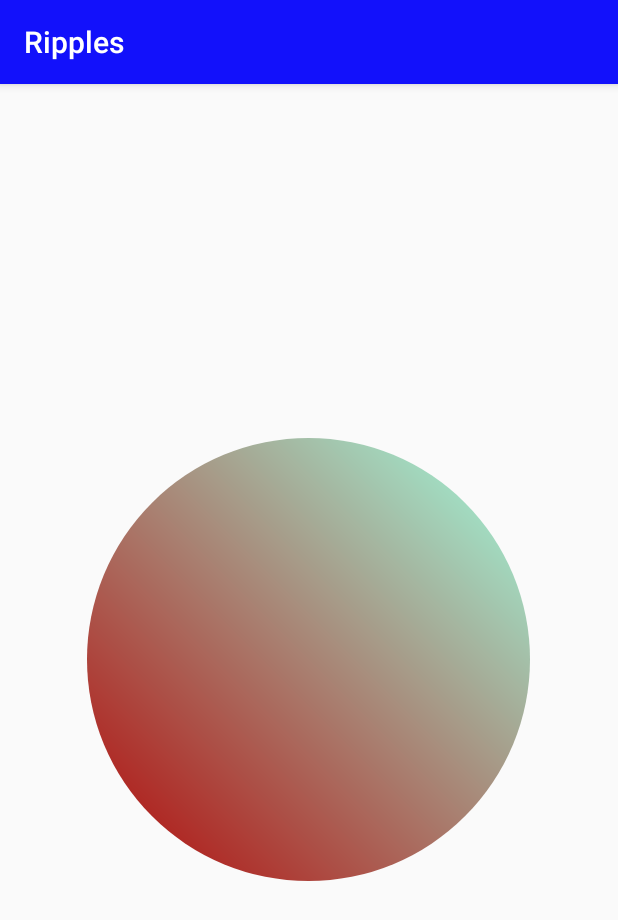
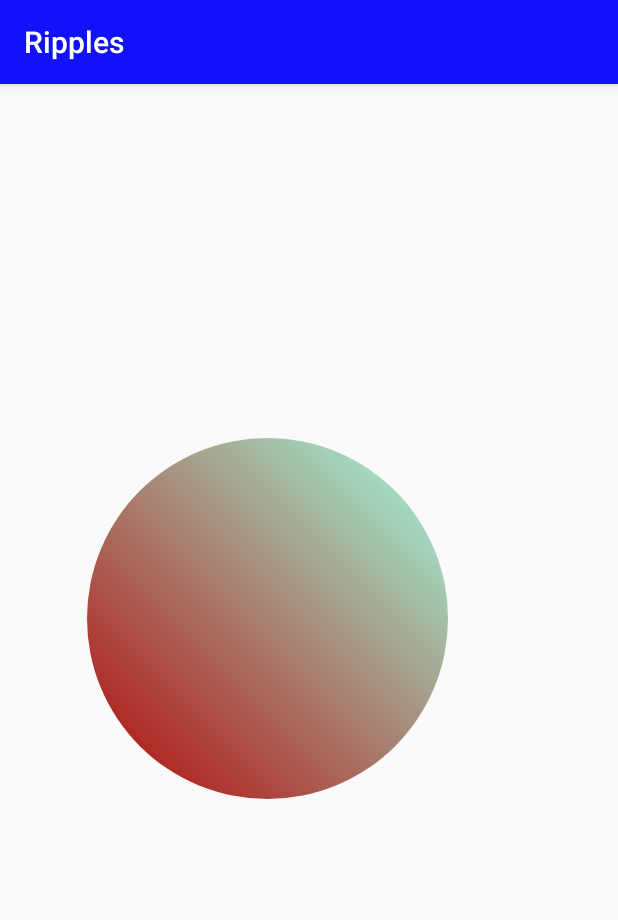
Before and after one commit to PashaJavaProgrammist/CustomViews, an Android app: the screen it shows after launch (MainActivity), on a phone screen of 412 x 824 dp. Shown: the top 920 px of the screen. Run offline under Robolectric (Android 15) with nearby library versions, the phone set to English and light mode, and no system bars.

Commit message:
animator added drawable added

```diff
--- a/app/src/main/java/com/haretskiy/pavel/riples/Ripples.kt
+++ b/app/src/main/java/com/haretskiy/pavel/riples/Ripples.kt
@@ -1,13 +1,14 @@
 package com.haretskiy.pavel.riples
 
+import android.animation.ValueAnimator
 import android.content.Context
 import android.graphics.Canvas
 import android.graphics.Paint
-import android.os.Handler
-import android.os.Looper
 import android.support.v4.content.ContextCompat.getDrawable
 import android.util.AttributeSet
 import android.view.View
+import android.view.animation.DecelerateInterpolator
+
 
 class Ripples
 @JvmOverloads constructor(context: Context, attrs: AttributeSet? = null, defStyleAttr: Int = 0)
@@ -27,15 +28,13 @@ class Ripples
     }
 
     private var isRunning = false
+    private var isAnim = false
 
-    private val invalidateHandler: Handler by lazy {
-        Handler(Looper.getMainLooper())
-    }
+    private var circleRadius = 0
+    private var newCircleRadius = 0
 
     private var lowColor = 0
     private var highColor = 0
-
-    private val delay = 100L
 
     private var xCenter = 0f
     private var yCenter = 0f
@@ -59,7 +58,6 @@ class Ripples
     override fun onAttachedToWindow() {
         super.onAttachedToWindow()
         isRunning = true
-        update()
     }
 
     override fun onDetachedFromWindow() {
@@ -96,32 +94,47 @@ class Ripples
 
     override fun onDraw(canvas: Canvas?) {
         super.onDraw(canvas)
-        canvas?.let { it -> drawCircle(it) }
+        canvas?.let { it ->
+            if (circleRadius == 0) {
+                circleRadius = if (it.width < it.height) {
+                    it.width - 10
+                } else {
+                    it.height - 10
+                }
+            }
+        }
+        canvas?.let { it ->
+            drawCircle(it, newCircleRadius)
+        }
+        if (!isAnim) animateCircle()
     }
 
-    private fun drawCircle(canvas: Canvas) {
+    private fun drawCircle(canvas: Canvas, radius: Int) {
         paint.apply {
             color = highColor
             strokeWidth = thinStrokeConst * radius
             textAlign = Paint.Align.CENTER
         }
-        val drawable = getDrawable(context, R.drawable.circle)?.let {
-            if (canvas.width < canvas.height) {
-                it.setBounds(10, 10, canvas.width - 10, canvas.width - 10)
-            } else {
-                it.setBounds(10, 10, canvas.height - 10, canvas.height - 10)
-            }
+        getDrawable(context, R.drawable.circle)?.let {
+            it.setBounds(10, 10, radius, radius)
             it.draw(canvas)
         }
+
     }
 
-    private fun update() {
-        if (isRunning) {
-            invalidateHandler.postDelayed({
-                invalidate()
-                update()
-            }, delay)
+    private fun animateCircle() {
+        isAnim = true
+        val animator = ValueAnimator.ofInt(0, circleRadius)
+        animator.duration = 2000
+        animator.interpolator = DecelerateInterpolator()
+        animator.addUpdateListener { animation ->
+            newCircleRadius = animation.animatedValue as Int
+            if (newCircleRadius == circleRadius) {
+                isAnim = false
+            }
+            invalidate()
         }
+        animator.start()
     }
 
 }
--- a/app/src/main/res/drawable/circle.xml
+++ b/app/src/main/res/drawable/circle.xml
@@ -5,8 +5,8 @@
         android:width="0dp"
         android:color="#000000" />
     <size
-        android:width="100dp"
-        android:height="100dp"></size>
+        android:width="150dp"
+        android:height="150dp" />
     <gradient
         android:angle="45"
         android:endColor="@color/miat_light"
```
